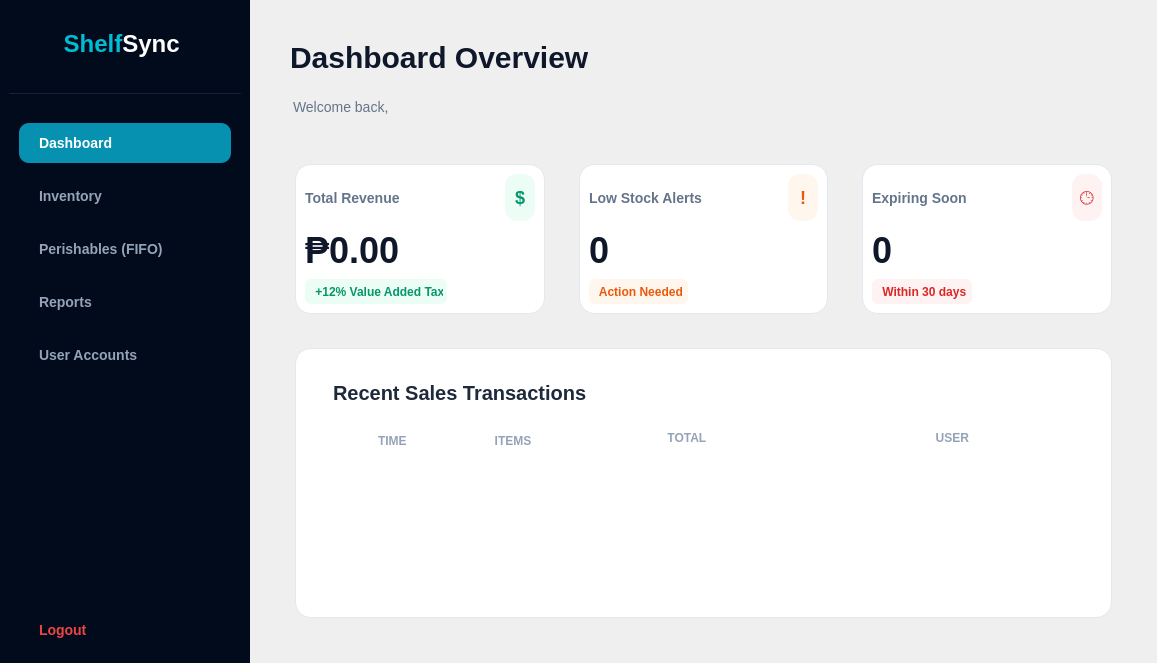
Old version of the form views/dashboard_window.ui in the repository hiroluv/ShelfSync_POS.
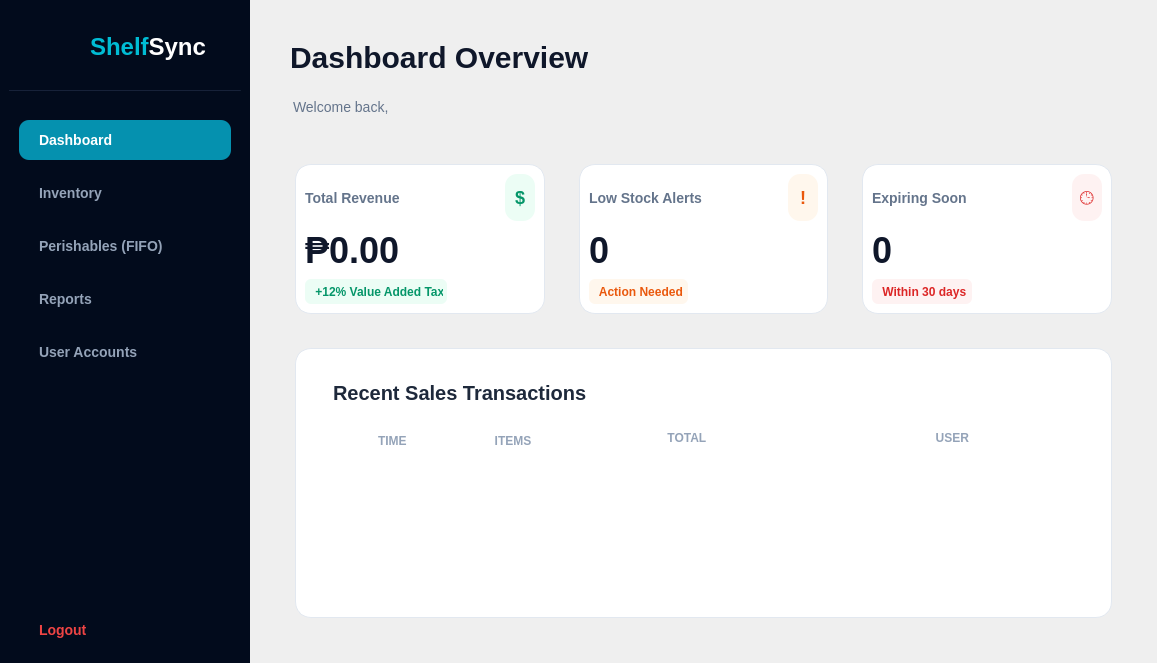
New version of the form.

```diff
--- a/views/dashboard_window.ui
+++ b/views/dashboard_window.ui
@@ -72,34 +72,72 @@
         <number>30</number>
        </property>
        <item>
+        <layout class="QHBoxLayout" name="layout_header_logo">
+         <property name="spacing">
+          <number>12</number>
+         </property>
+         <property name="bottomMargin">
+          <number>20</number>
+         </property>
+         <item>
+          <spacer name="spacer_logo_left">
+           <property name="orientation">
+            <enum>Qt::Orientation::Horizontal</enum>
+           </property>
+           <property name="sizeHint" stdset="0">
+            <size>
+             <width>40</width>
+             <height>20</height>
+            </size>
+           </property>
+          </spacer>
+         </item>
+         <item>
+          <widget class="QLabel" name="logo_image">
+           <property name="minimumSize">
+            <size>
+             <width>35</width>
+             <height>35</height>
+            </size>
+           </property>
+           <property name="maximumSize">
+            <size>
+             <width>35</width>
+             <height>35</height>
+            </size>
+           </property>
+           <property name="text">
+            <string/>
+           </property>
+           <property name="scaledContents">
+            <bool>true</bool>
+           </property>
+          </widget>
+         </item>
+         <item>
         <widget class="QLabel" name="label_logo">
          <property name="styleSheet">
-          <string notr="true">font-size: 24px; font-weight: 800; margin-bottom: 20px;</string>
+            <string notr="true">font-size: 24px; font-weight: 800;</string>
          </property>
          <property name="text">
-          <string>&lt;span style=&quot;color: #00BCD4;&quot;&gt;Shelf&lt;/span&gt;&lt;span style=&quot;color: #FFFFFF;&quot;&gt;Sync&lt;/span&gt;
-</string>
-         </property>
-         <property name="alignment">
-          <set>Qt::AlignmentFlag::AlignCenter</set>
+            <string>&lt;span style=&quot;color: #00BCD4;&quot;&gt;Shelf&lt;/span&gt;&lt;span style=&quot;color: #FFFFFF;&quot;&gt;Sync&lt;/span&gt;</string>
          </property>
         </widget>
        </item>
        <item>
-        <spacer name="verticalSpacer_2">
+          <spacer name="spacer_logo_right">
          <property name="orientation">
-          <enum>Qt::Orientation::Vertical</enum>
-         </property>
-         <property name="sizeType">
-          <enum>QSizePolicy::Policy::Fixed</enum>
+            <enum>Qt::Orientation::Horizontal</enum>
          </property>
          <property name="sizeHint" stdset="0">
           <size>
-           <width>20</width>
-           <height>10</height>
+             <width>40</width>
+             <height>20</height>
           </size>
          </property>
         </spacer>
+         </item>
+        </layout>
        </item>
        <item>
         <widget class="Line" name="line">
```
Lines whose indentation alone changed are shown as unchanged.
